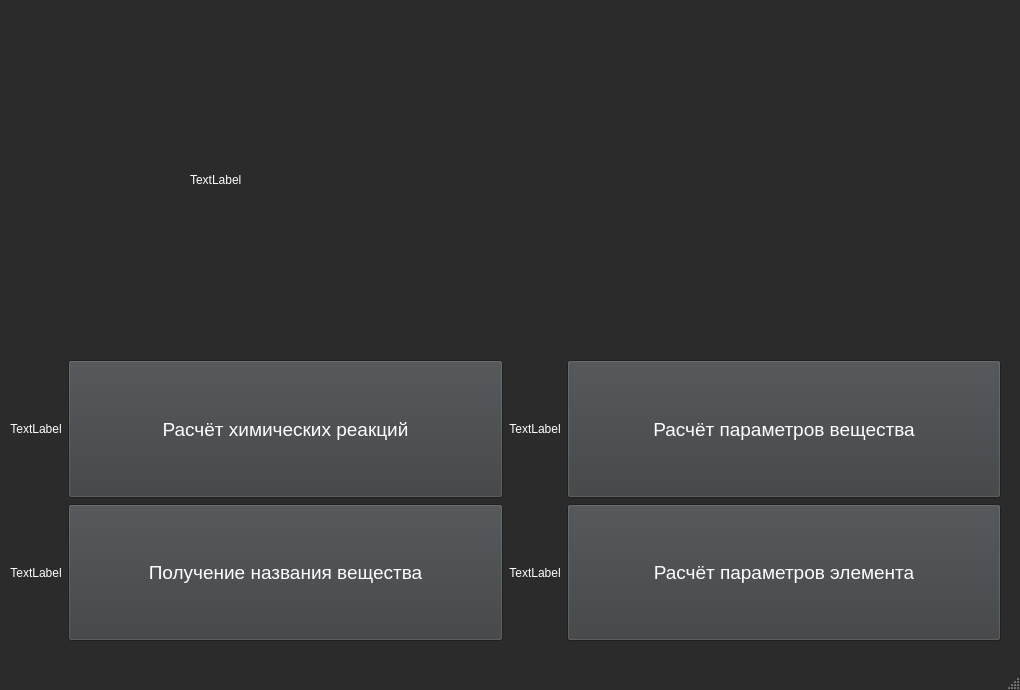
AlexSmirn0v/Chemical-Romance, file Start_page.ui: the form before one commit.
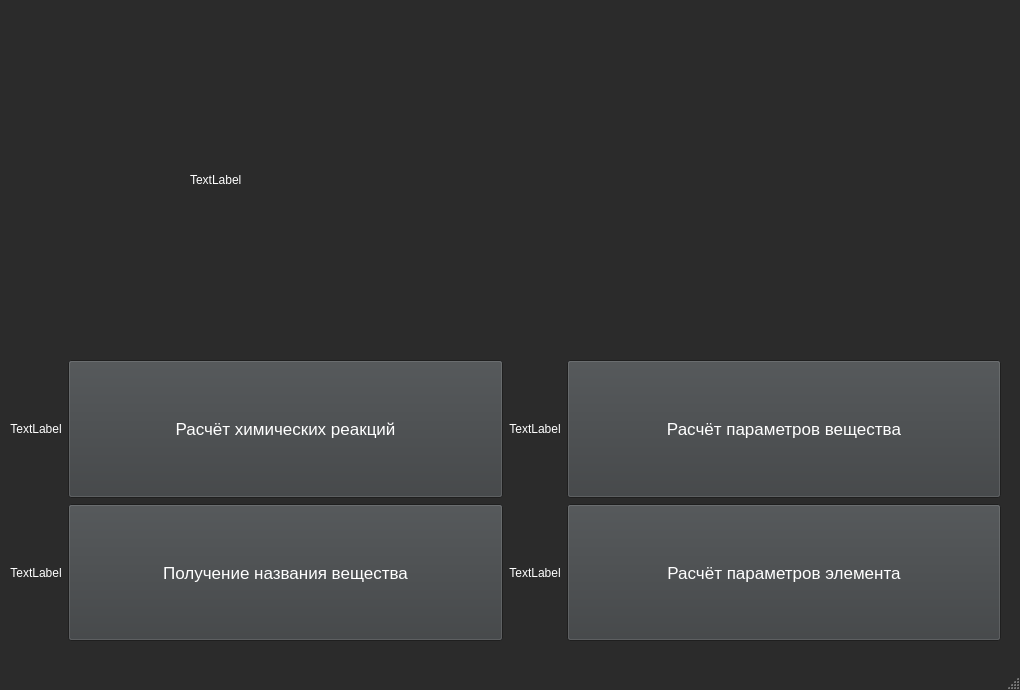
The form after the commit.

Diff of the .ui file:
```diff
--- a/Start_page.ui
+++ b/Start_page.ui
@@ -550,7 +550,7 @@
        </property>
        <property name="font">
         <font>
-         <pointsize>14</pointsize>
+         <pointsize>13</pointsize>
         </font>
        </property>
        <property name="text">
@@ -568,7 +568,7 @@
        </property>
        <property name="font">
         <font>
-         <pointsize>14</pointsize>
+         <pointsize>13</pointsize>
         </font>
        </property>
        <property name="text">
@@ -586,7 +586,7 @@
        </property>
        <property name="font">
         <font>
-         <pointsize>14</pointsize>
+         <pointsize>13</pointsize>
         </font>
        </property>
        <property name="text">
@@ -604,7 +604,7 @@
        </property>
        <property name="font">
         <font>
-         <pointsize>14</pointsize>
+         <pointsize>13</pointsize>
         </font>
        </property>
        <property name="text">
```
